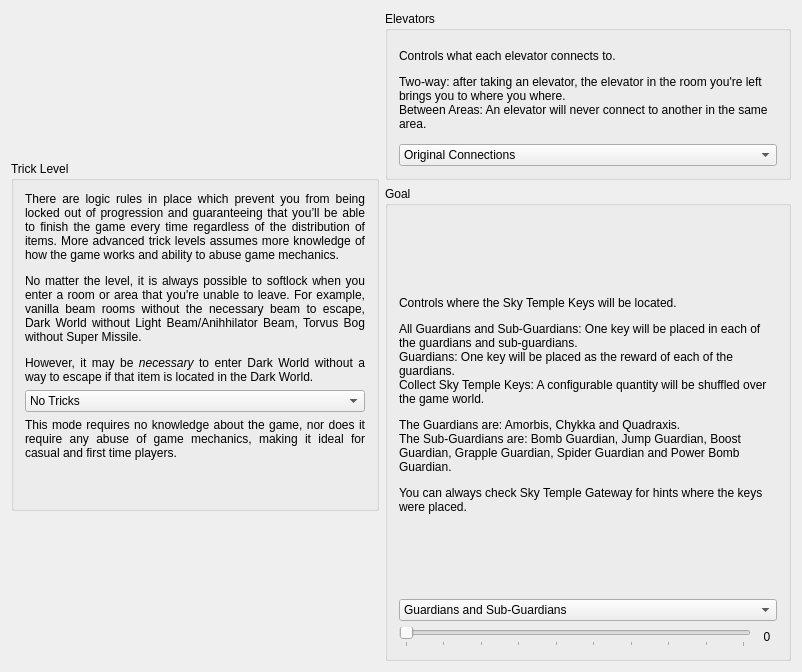
Above: randovania/gui/logic_settings_window.ui from randovania/randovania before the change. Below: the same form after it.
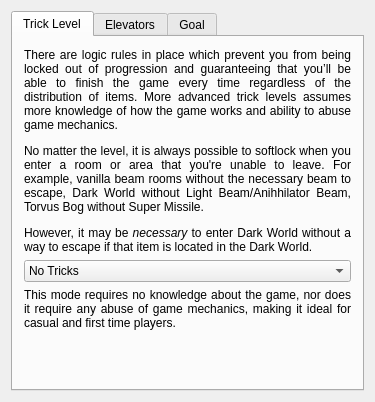
That is the form after the change.

Commit message: Add UI elements for hiding item model, use multiple tabs in Logic Settings Window

What changed in the file:
```diff
--- a/randovania/gui/logic_settings_window.ui
+++ b/randovania/gui/logic_settings_window.ui
@@ -6,8 +6,8 @@
    <rect>
     <x>0</x>
     <y>0</y>
-    <width>802</width>
-    <height>672</height>
+    <width>375</width>
+    <height>402</height>
    </rect>
   </property>
   <property name="windowTitle">
@@ -22,31 +22,15 @@
    </property>
    <layout class="QHBoxLayout" name="horizontalLayout">
     <item>
-     <layout class="QVBoxLayout" name="vertical_layout_left">
-      <item>
-       <widget class="QGroupBox" name="logic_group">
-        <property name="sizePolicy">
-         <sizepolicy hsizetype="Preferred" vsizetype="Fixed">
-          <horstretch>0</horstretch>
-          <verstretch>0</verstretch>
-         </sizepolicy>
-        </property>
-        <property name="minimumSize">
-         <size>
-          <width>0</width>
-          <height>350</height>
-         </size>
-        </property>
-        <property name="title">
+     <widget class="QTabWidget" name="tab_widget">
+      <property name="currentIndex">
+       <number>0</number>
+      </property>
+      <widget class="QWidget" name="trick_level_tab">
+       <attribute name="title">
          <string>Trick Level</string>
-        </property>
-        <property name="alignment">
-         <set>Qt::AlignLeading|Qt::AlignLeft|Qt::AlignTop</set>
-        </property>
-        <property name="checked">
-         <bool>false</bool>
-        </property>
-        <layout class="QVBoxLayout" name="verticalLayout">
+       </attribute>
+       <layout class="QVBoxLayout" name="trick_level_layout">
          <item>
           <widget class="QLabel" name="logic_description_label">
            <property name="text">
@@ -114,23 +98,11 @@
          </item>
         </layout>
        </widget>
-      </item>
-     </layout>
-    </item>
-    <item>
-     <layout class="QVBoxLayout" name="vertical_layout_right">
-      <item>
-       <widget class="QGroupBox" name="elevators_group">
-        <property name="sizePolicy">
-         <sizepolicy hsizetype="Preferred" vsizetype="Fixed">
-          <horstretch>0</horstretch>
-          <verstretch>0</verstretch>
-         </sizepolicy>
-        </property>
-        <property name="title">
+      <widget class="QWidget" name="elevator_tab">
+       <attribute name="title">
          <string>Elevators</string>
-        </property>
-        <layout class="QVBoxLayout" name="verticalLayout_7">
+       </attribute>
+       <layout class="QVBoxLayout" name="elevator_layout">
          <item>
           <widget class="QLabel" name="elevators_description_label">
            <property name="text">
@@ -157,13 +129,11 @@
          </item>
         </layout>
        </widget>
-      </item>
-      <item>
-       <widget class="QGroupBox" name="skytemple_group">
-        <property name="title">
+      <widget class="QWidget" name="goal_tab">
+       <attribute name="title">
          <string>Goal</string>
-        </property>
-        <layout class="QVBoxLayout" name="verticalLayout_5">
+       </attribute>
+       <layout class="QVBoxLayout" name="goal_layout">
          <item>
           <widget class="QLabel" name="skytemple_description">
            <property name="text">
@@ -237,8 +207,7 @@
          </item>
         </layout>
        </widget>
-      </item>
-     </layout>
+     </widget>
     </item>
    </layout>
   </widget>
```
Left out of the diff: 2 changed lines with no effect on the pictures. Lines whose indentation alone changed are shown as unchanged. The commit also changes 11 other files.
